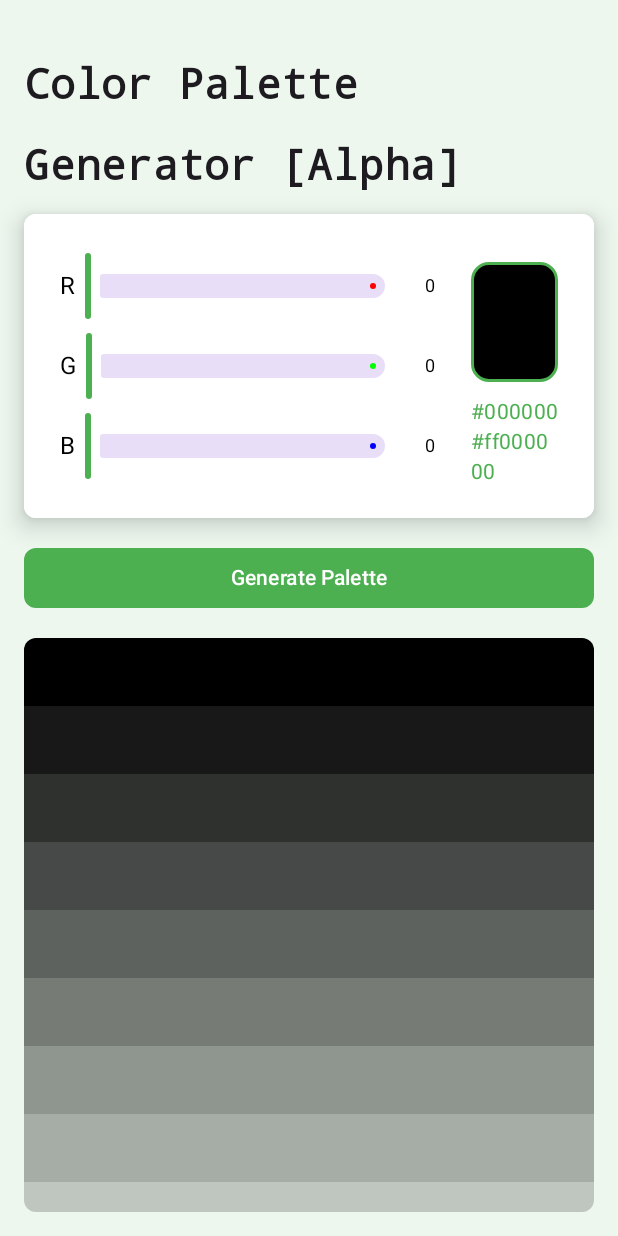
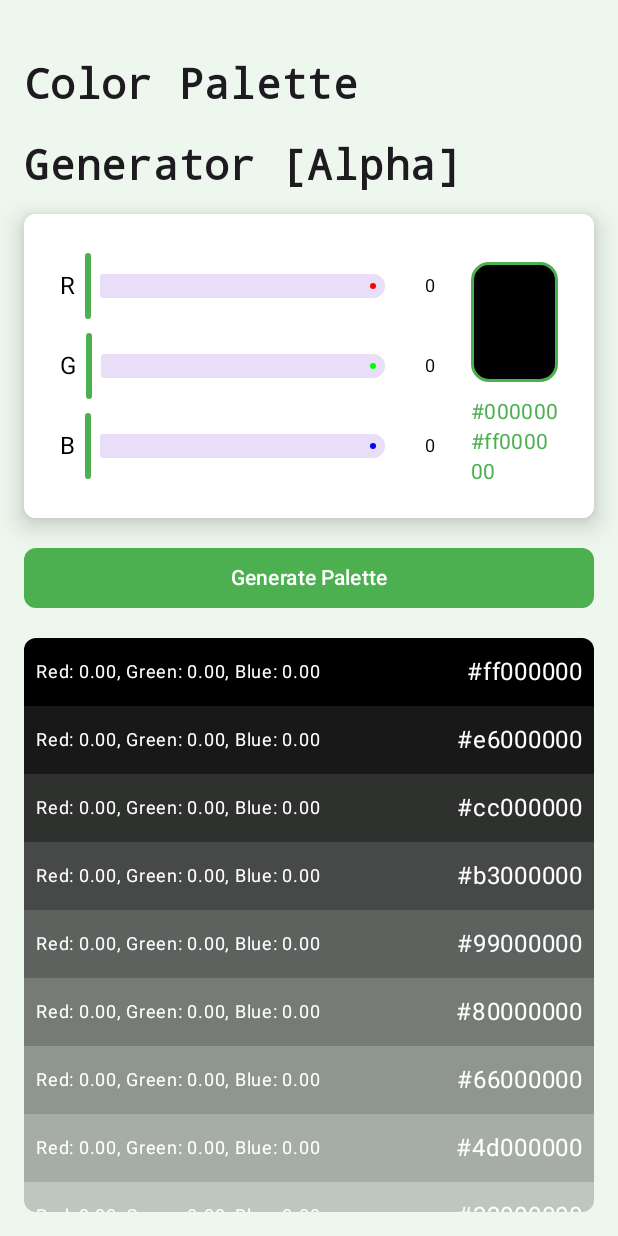
Before and after one commit to KvColorPalette/KvColorPalette-Android, an Android app built with Jetpack Compose: the composable PaletteGenDetailUI shown on its own in the app's theme, after a tap on "Generate Palette", on a phone screen of 412 x 824 dp. Run offline under Robolectric (Android 15) with nearby library versions, the phone set to English and light mode, and no system bars.

Commit message:
Shows the color hex and red, green, blue values in color-strip

```diff
--- /dev/null
+++ b/kv-color-palette/src/main/kotlin/com/kavi/droid/color/palette/extension/OpenExtension.kt
@@ -0,0 +1,9 @@
+package com.kavi.droid.color.palette.extension
+
+import androidx.compose.ui.graphics.Color
+
+/**
+ * Extension property to check if a [Color] is a high-light color.
+ */
+val Color.isHighLightColor: Boolean
+    get() = this.hsl.lightness > 0.6f
--- a/ui-app/src/main/kotlin/com/kavi/droid/color/palette/app/ui/common/PalletCommonComposable.kt
+++ b/ui-app/src/main/kotlin/com/kavi/droid/color/palette/app/ui/common/PalletCommonComposable.kt
@@ -1,16 +1,20 @@
 package com.kavi.droid.color.palette.app.ui.common
 
+import android.widget.Space
 import androidx.compose.foundation.background
 import androidx.compose.foundation.border
 import androidx.compose.foundation.clickable
 import androidx.compose.foundation.layout.Box
 import androidx.compose.foundation.layout.Column
 import androidx.compose.foundation.layout.Row
+import androidx.compose.foundation.layout.Spacer
+import androidx.compose.foundation.layout.fillMaxHeight
 import androidx.compose.foundation.layout.fillMaxWidth
 import androidx.compose.foundation.layout.height
 import androidx.compose.foundation.layout.padding
 import androidx.compose.foundation.layout.width
 import androidx.compose.foundation.shape.RoundedCornerShape
+import androidx.compose.foundation.text.selection.SelectionContainer
 import androidx.compose.material3.MaterialTheme
 import androidx.compose.material3.Text
 import androidx.compose.runtime.Composable
@@ -18,12 +22,19 @@ import androidx.compose.runtime.getValue
 import androidx.compose.runtime.mutableStateOf
 import androidx.compose.runtime.remember
 import androidx.compose.runtime.setValue
+import androidx.compose.ui.Alignment
 import androidx.compose.ui.Modifier
 import androidx.compose.ui.draw.shadow
 import androidx.compose.ui.graphics.Color
 import androidx.compose.ui.graphics.RectangleShape
+import androidx.compose.ui.text.style.TextAlign
+import androidx.compose.ui.tooling.preview.Preview
 import androidx.compose.ui.unit.dp
+import androidx.compose.ui.unit.sp
+import com.kavi.droid.color.palette.app.ui.common.picker.KvColorPicker
+import com.kavi.droid.color.palette.extension.isHighLightColor
 import com.kavi.droid.color.palette.util.ColorUtil
+import java.util.Locale
 
 @Composable
 fun ColorBox(givenColor: Color, selectedColor: Color?, onSelect: (color: Color) -> Unit) {
@@ -89,6 +100,37 @@ fun ColorStrip(color: Color) {
                 .fillMaxWidth()
                 .height(45.dp)
                 .background(color)
-        )
+        ) {
+            Row (
+                modifier = Modifier
+                    .fillMaxWidth()
+                    .fillMaxHeight()
+                    .padding(start = 8.dp, end = 8.dp),
+                verticalAlignment = Alignment.CenterVertically
+            ) {
+                Text(
+                    text = "Red: ${String.format(Locale.ENGLISH, "%.2f", color.red)}, Green: ${String.format(Locale.ENGLISH, "%.2f", color.green)}, Blue: ${String.format(Locale.ENGLISH, "%.2f", color.blue)}",
+                    textAlign = TextAlign.Start,
+                    fontSize = 12.sp,
+                    color = if (color.isHighLightColor) Color.Black else Color.White
+                )
+
+                SelectionContainer {
+                    Text(
+                        modifier = Modifier
+                            .fillMaxWidth(),
+                        text = ColorUtil.getHexWithAlpha(color),
+                        textAlign = TextAlign.End,
+                        color = if (color.isHighLightColor) Color.Black else Color.White
+                    )
+                }
+            }
+        }
     }
 }
+
+@Preview(showBackground = true)
+@Composable
+fun PaletteCommonUIPreview() {
+    ColorStrip(color = Color.Red)
+}
```
